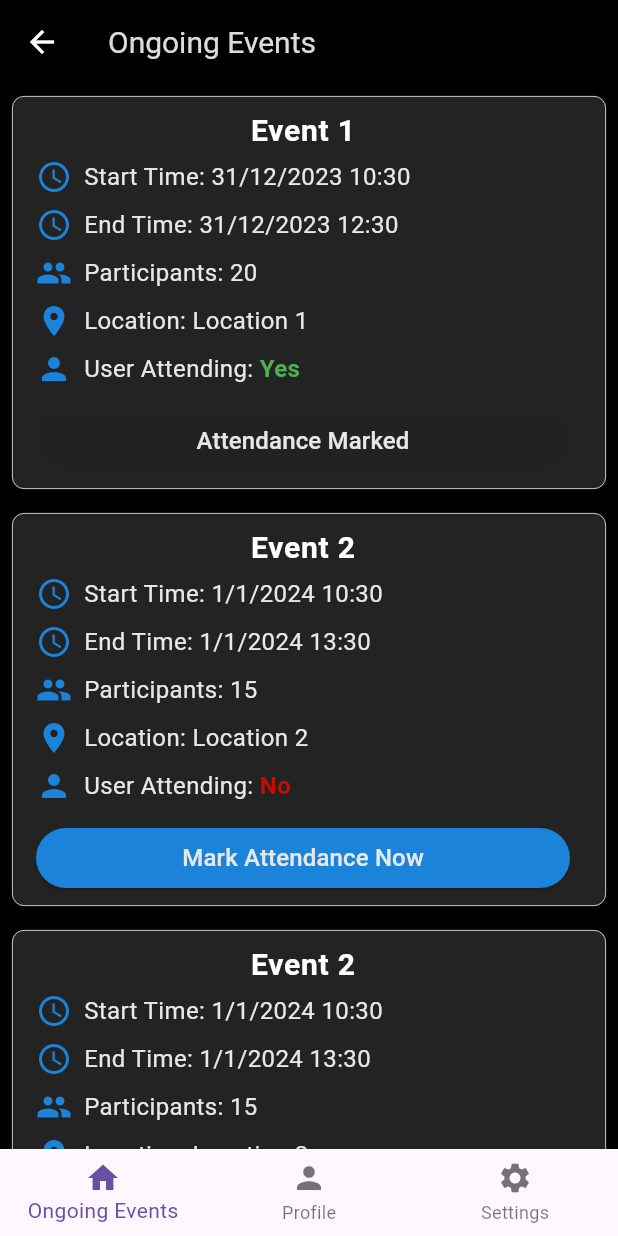
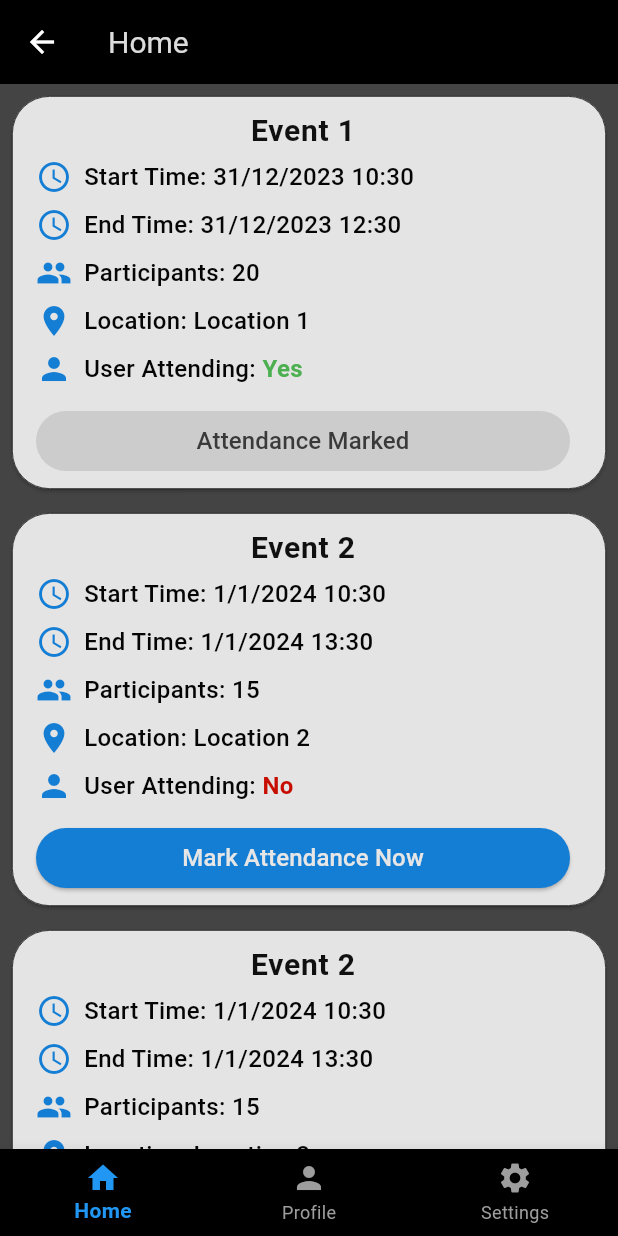
Before and after one commit to Thambara-20/TagMe, a Flutter app: the MyHomePage screen opened by its route, on a phone screen of 412 x 824 dp. Run offline on Flutter 3.47's test engine with Material 3 defaults, Android fonts, the phone set to English and light mode, and no system bars; our stand-ins replace font_awesome_flutter.

Commit message:
updated Navbar

```diff
--- a/tag_me/lib/HomePage/EventBox/EventBox.dart
+++ b/tag_me/lib/HomePage/EventBox/EventBox.dart
@@ -1,6 +1,8 @@
-// ignore: file_names
+// ignore_for_file: file_names
+
 import 'package:flutter/material.dart';
 import 'package:tag_me/constants/constants.dart';
+import 'package:tag_me/utilities/dateConvert.dart';
 
 class Event {
   final String name;
@@ -26,6 +28,7 @@ class EventBox extends StatefulWidget {
   const EventBox({Key? key, required this.event}) : super(key: key);
 
   @override
+  // ignore: library_private_types_in_public_api
   _EventBoxState createState() => _EventBoxState();
 }
 
@@ -44,12 +47,11 @@ class _EventBoxState extends State<EventBox> {
       margin: const EdgeInsets.all(8.0),
       color: keventBoxColor,
       shape: RoundedRectangleBorder(
-        borderRadius: BorderRadius.circular(8.0),
+        borderRadius: BorderRadius.circular(25.0),
         side: const BorderSide(
           color: keventBoxBorderColor,
           width: 0.5,
         ),
-
       ),
       child: ListTile(
         title: Center(
@@ -62,8 +64,8 @@ class _EventBoxState extends State<EventBox> {
           crossAxisAlignment: CrossAxisAlignment.start,
           children: [
             _buildDetailRow('Start Time:',
-                _formatDateTime(widget.event.startTime), Icons.access_time),
-            _buildDetailRow('End Time:', _formatDateTime(widget.event.endTime),
+                formatDateTime(widget.event.startTime), Icons.access_time),
+            _buildDetailRow('End Time:', formatDateTime(widget.event.endTime),
                 Icons.access_time),
             _buildDetailRow(
                 'Participants:', '${widget.event.participants}', Icons.people),
@@ -77,12 +79,13 @@ class _EventBoxState extends State<EventBox> {
               style: ElevatedButton.styleFrom(
                 backgroundColor: kbuttonColorBlue,
                 padding: const EdgeInsets.symmetric(horizontal: 16.0),
-
               ),
               child: Center(
                 child: Text(
                   _userAttending ? 'Attendance Marked' : 'Mark Attendance Now',
-                  style: keventBoxNormalTextStyle,
+                  style: _userAttending
+                      ? keventBoxDisabledButtonStyle
+                      : keventBoxEnabledButtonStyle,
                 ),
               ),
             ),
@@ -108,12 +111,10 @@ class _EventBoxState extends State<EventBox> {
                     '$label ',
                     style: keventBoxNormalTextStyle,
                   ),
-                  Text(
-                    _userAttending ? 'Yes' : 'No',
-                    style: _userAttending
-                        ? kwarningTextGreenStyle
-                        : kwarningTextRedStyle
-                    ),
+                  Text(_userAttending ? 'Yes' : 'No',
+                      style: _userAttending
+                          ? kwarningTextGreenStyle
+                          : kwarningTextRedStyle),
                 ],
               ),
             )
@@ -134,9 +135,9 @@ class _EventBoxState extends State<EventBox> {
       context: context,
       builder: (context) {
         return AlertDialog(
-          title: const Text( 'Verify Attendance'),
+          title: const Text('Verify Attendance'),
           content: const Text(
-                  'Please provide the required verification to mark your attendance.'),
+              'Please provide the required verification to mark your attendance.'),
           actions: [
             TextButton(
               onPressed: () {
@@ -159,8 +160,4 @@ class _EventBoxState extends State<EventBox> {
       },
     );
   }
-
-  String _formatDateTime(DateTime dateTime) {
-    return '${dateTime.day}/${dateTime.month}/${dateTime.year} ${dateTime.hour}:${dateTime.minute}';
-  }
 }
--- a/tag_me/lib/HomePage/HomePage.dart
+++ b/tag_me/lib/HomePage/HomePage.dart
@@ -1,3 +1,5 @@
+// ignore_for_file: file_names, library_private_types_in_public_api
+
 import 'package:flutter/material.dart';
 import 'package:tag_me/constants/constants.dart';
 import 'package:tag_me/HomePage/EventBox/EventBox.dart';
@@ -16,31 +18,31 @@ class _HomePageState extends State<HomePage> {
     Event(
       name: 'Event 1',
       startTime: DateTime.now(),
-      endTime: DateTime.now().add(Duration(hours: 2)),
+      endTime: DateTime.now().add(const Duration(hours: 2)),
       participants: 20,
       userAttending: true,
       location: 'Location 1',
     ),
     Event(
       name: 'Event 2',
-      startTime: DateTime.now().add(Duration(days: 1)),
-      endTime: DateTime.now().add(Duration(days: 1, hours: 3)),
+      startTime: DateTime.now().add(const Duration(days: 1)),
+      endTime: DateTime.now().add(const Duration(days: 1, hours: 3)),
       participants: 15,
       userAttending: false,
       location: 'Location 2',
     ),
     Event(
       name: 'Event 2',
-      startTime: DateTime.now().add(Duration(days: 1)),
-      endTime: DateTime.now().add(Duration(days: 1, hours: 3)),
+      startTime: DateTime.now().add(const Duration(days: 1)),
+      endTime: DateTime.now().add(const Duration(days: 1, hours: 3)),
       participants: 15,
       userAttending: false,
       location: 'Location 2',
     ),
     Event(
       name: 'Event 2',
-      startTime: DateTime.now().add(Duration(days: 1)),
-      endTime: DateTime.now().add(Duration(days: 1, hours: 3)),
+      startTime: DateTime.now().add(const Duration(days: 1)),
+      endTime: DateTime.now().add(const Duration(days: 1, hours: 3)),
       participants: 15,
       userAttending: false,
       location: 'Location 2',
--- a/tag_me/lib/SigninPage/SigninPage.dart
+++ b/tag_me/lib/SigninPage/SigninPage.dart
@@ -1,6 +1,7 @@
+// ignore_for_file: file_names
+
 import 'package:flutter/material.dart';
 import 'package:tag_me/constants/constants.dart';
-import 'package:tag_me/HomePage/HomePage.dart';
 import 'package:tag_me/main.dart';
 
 class SignInPage extends StatefulWidget {
--- a/tag_me/lib/SignupPage/SignupPage.dart
+++ b/tag_me/lib/SignupPage/SignupPage.dart
@@ -1,3 +1,5 @@
+// ignore_for_file: file_names
+
 import 'package:flutter/material.dart';
 import 'package:tag_me/constants/constants.dart';
 
--- a/tag_me/lib/WelcomePage/WelcomePage.dart
+++ b/tag_me/lib/WelcomePage/WelcomePage.dart
@@ -1,3 +1,5 @@
+// ignore_for_file: file_names
+
 import 'package:flutter/material.dart';
 import 'package:font_awesome_flutter/font_awesome_flutter.dart';
 import "package:tag_me/constants/constants.dart";
--- a/tag_me/lib/constants/constants.dart
+++ b/tag_me/lib/constants/constants.dart
@@ -37,7 +37,7 @@ const kwarningTextRedStyle = TextStyle(
   color: Color.fromARGB(255, 198, 13, 0),
 );
 
-const kbuttonColorBlue = Color.fromARGB(255, 27, 132, 218);
+const kbuttonColorBlue = Color.fromARGB(255, 20, 125, 212);
 const kbuttonColorRed = Color.fromARGB(255, 198, 13, 0);
 const kbuttonColorGreen = Colors.green;
 const ktextColorWhite = Colors.white;
@@ -45,15 +45,34 @@ const kiconColorWhite = Colors.white;
 
 // -----------------------------------------------Home-page & EventBox--------------------------------------------------------------------------------
 
-const keventBoxColor = Color.fromARGB(255, 35, 35, 35);
-const keventBoxBorderColor = Colors.white;
+const keventBoxColor = Color.fromARGB(255, 228, 228, 228);
+const keventBoxBorderColor = Color.fromARGB(255, 4, 4, 4);
+const khomePageBackgroundColor = Color.fromARGB(255, 68, 68, 68);
+const keventBoxEnabledButtonStyle = TextStyle(
+  fontSize: 16.0,
+  fontWeight: FontWeight.w500,
+  color: Color.fromARGB(255, 230, 230, 230),
+);
+const keventBoxDisabledButtonStyle = TextStyle(
+  fontSize: 16.0,
+  fontWeight: FontWeight.w500,
+  color: Color.fromARGB(255, 58, 58, 58),
+);
+
 const keventBoxLargeTextStyle = TextStyle(
   fontSize: 20.0,
   fontWeight: FontWeight.bold,
-  color: Color.fromARGB(255, 255, 255, 255),
+  color: Color.fromARGB(255, 16, 16, 16),
 );
 const keventBoxNormalTextStyle = TextStyle(
   fontSize: 16.0,
-  color: Color.fromARGB(255, 231, 231, 231),
+  fontWeight: FontWeight.w500,
+  color: Color.fromARGB(255, 5, 5, 5),
 );
-const khomePageBackgroundColor = Colors.black;
+
+
+//------------------------------------------------Navbar--------------------------------------------------------------------------------
+
+const kNavbarBackgroundColor = Colors.black;
+const kNavbarIconColor = Color.fromARGB(255, 157, 157, 157);
+const kNavbarSelectedIconColor = Colors.blue;
--- a/tag_me/lib/main.dart
+++ b/tag_me/lib/main.dart
@@ -1,3 +1,5 @@
+// ignore_for_file: library_private_types_in_public_api
+
 import 'package:flutter/material.dart';
 import 'package:tag_me/SigninPage/SigninPage.dart';
 import 'package:tag_me/WelcomePage/WelcomePage.dart';
@@ -8,6 +10,7 @@ import 'package:tag_me/constants/constants.dart';
 void main() {
   runApp(const MyApp());
 }
+
 
 class MyApp extends StatelessWidget {
   const MyApp({Key? key}) : super(key: key);
@@ -21,10 +24,9 @@ class MyApp extends StatelessWidget {
         WelcomePage.routeName: (context) => const WelcomePage(),
         HomePage.routeName: (context) => const HomePage(),
         SignUpPage.routeName: (context) => const SignUpPage(),
-        SignInPage.routeName: (context) => const SignInPage(),
+        SignInPage.routeName: (context) => const SignInPage(), // Fix the class name here
         MyHomePage.routeName: (context) => const MyHomePage(),
       },
-      home: const MyHomePage(), // Replace this line
     );
   }
 }
@@ -43,7 +45,7 @@ class _MyHomePageState extends State<MyHomePage> {
 
   // Define the pages and their corresponding icons
   final List<Map<String, dynamic>> _pages = [
-    {'title': 'Ongoing Events', 'icon': Icons.home, 'page': const HomePage()},
+    {'title': 'Home', 'icon': Icons.home, 'page': const HomePage()},
     {'title': 'Profile', 'icon': Icons.person, 'page': const ProfilePage()},
     {'title': 'Settings', 'icon': Icons.settings, 'page': const SettingsPage()},
   ];
@@ -51,7 +53,6 @@ class _MyHomePageState extends State<MyHomePage> {
   @override
   Widget build(BuildContext context) {
     return Scaffold(
-
       appBar: AppBar(
         title: Text(_pages[_currentIndex]['title'], style: kappBarTextStyle),
         backgroundColor: Colors.black,
@@ -64,29 +65,37 @@ class _MyHomePageState extends State<MyHomePage> {
       ),
       body: _pages[_currentIndex]['page'],
       bottomNavigationBar: BottomNavigationBar(
+        backgroundColor: kNavbarBackgroundColor,
+        selectedItemColor: kNavbarSelectedIconColor,
+        unselectedItemColor: kNavbarIconColor,
         currentIndex: _currentIndex,
+        selectedLabelStyle: const TextStyle(fontWeight: FontWeight.bold),
+        unselectedLabelStyle: TextStyle(color: Colors.grey.withOpacity(0.7)),
+        items: _pages
+            .map(
+              (page) => BottomNavigationBarItem(
+                icon: Icon(page['icon']),
+                label: page['title'],
+              ),
+            )
+            .toList(),
         onTap: (index) {
           setState(() {
             _currentIndex = index;
           });
         },
-        items: _pages.map((page) {
-          return BottomNavigationBarItem(
-            icon: Icon(page['icon']),
-            label: page['title'],
-          );
-        }).toList(),
       ),
     );
   }
 }
+
 
 class ProfilePage extends StatelessWidget {
   const ProfilePage({Key? key}) : super(key: key);
 
   @override
   Widget build(BuildContext context) {
-    return Center(
+    return const Center(
       child: Text('Welcome to Profile'),
     );
   }
@@ -97,7 +106,7 @@ class SettingsPage extends StatelessWidget {
 
   @override
   Widget build(BuildContext context) {
-    return Center(
+    return const Center(
       child: Text('Welcome to Settings'),
     );
   }
--- /dev/null
+++ b/tag_me/lib/utilities/dateConvert.dart
@@ -0,0 +1,5 @@
+// ignore_for_file: file_names
+
+String formatDateTime(DateTime dateTime) {
+    return '${dateTime.day}/${dateTime.month}/${dateTime.year} ${dateTime.hour}:${dateTime.minute}';
+  }
```
